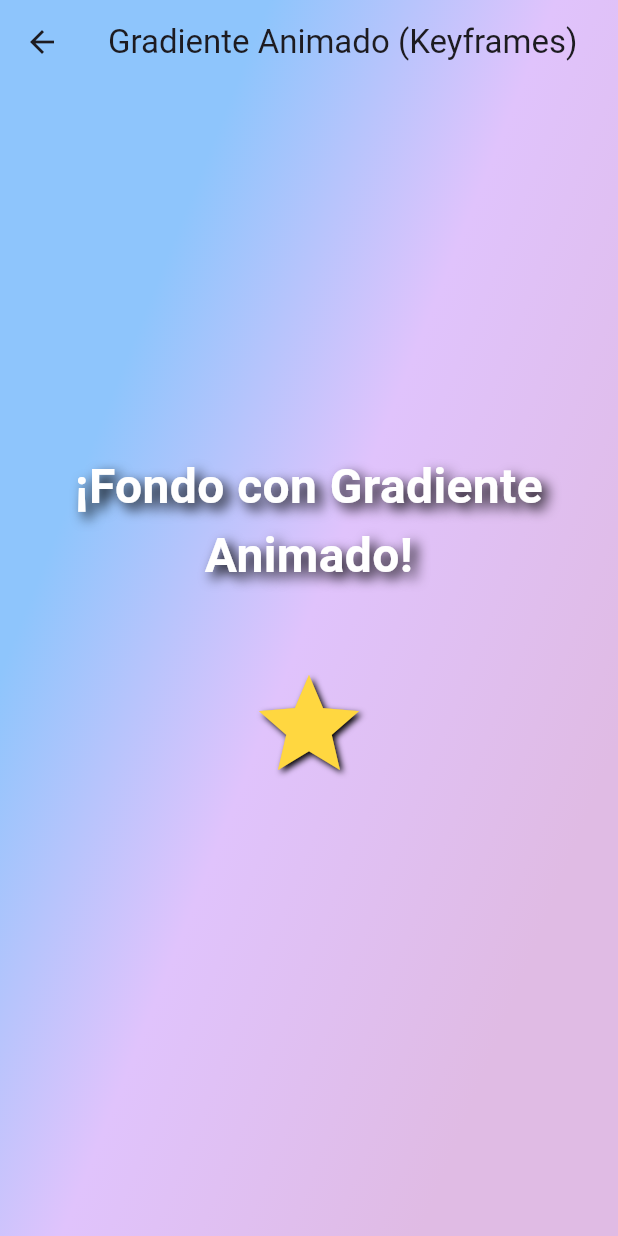
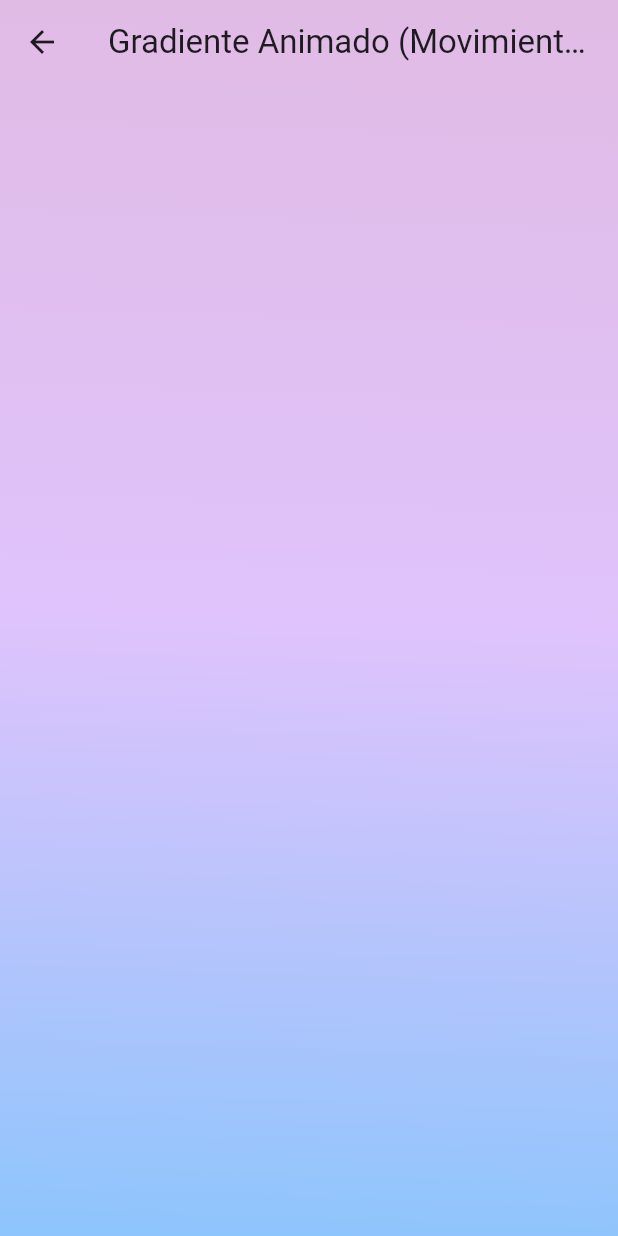
Before and after one commit to 66RAPTOR/multimedia01, a Flutter app: the ImageLoadingScreen07 screen opened directly, on a phone screen of 412 x 824 dp. Run offline on Flutter 3.47's test engine with Material 3 defaults, Android fonts, the phone set to English and light mode, and no system bars; our stand-ins replace flutter_svg.

Commit message:
Modificar archivo image_loading_screen_07

```diff
--- a/lib/screen/ExampleImages/image_loading_screen_07.dart
+++ b/lib/screen/ExampleImages/image_loading_screen_07.dart
@@ -1,7 +1,6 @@
 import 'package:flutter/material.dart';
 
-// 🚀 Pantalla con Gradiente Animado (Keyframe-like)
-// Usamos StatefulWidget porque el estado del gradiente (su posición) cambiará con el tiempo.
+// 🚀 Pantalla con Gradiente Animado (Movimiento Constante)
 class ImageLoadingScreen07 extends StatefulWidget {
   const ImageLoadingScreen07({super.key});
 
@@ -10,27 +9,26 @@ class ImageLoadingScreen07 extends StatefulWidget {
 }
 
 class _ImageLoadingScreen07State extends State<ImageLoadingScreen07> with SingleTickerProviderStateMixin {
-  // <-- Mixin necesario para AnimationController
-
-  late AnimationController _animationController; // Controla la animación
-  late Animation<Alignment> _topAlignmentAnimation; // Anima el punto 'begin'
-  late Animation<Alignment> _bottomAlignmentAnimation; // Anima el punto 'end'
+  // 1. Declaración de Componentes
+  late AnimationController _animationController; // Controla la duración y repetición.
+  late Animation<Alignment> _topAlignmentAnimation; // Anima el punto 'begin'.
+  late Animation<Alignment> _bottomAlignmentAnimation; // Anima el punto 'end'.
 
   @override
   void initState() {
     super.initState();
 
-    // Inicializamos el AnimationController.
-    // duration: Duración de una repetición de la animación.
-    // vsync: 'this' es el SingleTickerProviderStateMixin que le dice a Flutter
-    //        que este widget es el "ticker" para la animación.
+    // 2. Inicialización del Motor (AnimationController)
+    // MODIFICACIÓN CLAVE 1: Duración aumentada a 8 segundos.
+    // Una duración más larga asegura que el movimiento sea percibido como lento y continuo.
     _animationController = AnimationController(
-      duration: const Duration(seconds: 1), // La animación tardará 4 segundos
+      duration: const Duration(seconds: 3), // Antes era 1 segundo, lo que causaba el efecto "nervioso".
       vsync: this,
     );
 
-    // Definimos el Tween para la animación del 'begin' del gradiente.
-    // Irá de la esquina superior izquierda a la inferior izquierda.
+    // 3. Definición del Camino (TweenSequence)
+    // Esta secuencia define la ruta del gradiente (esquina a esquina).
+    // El 'weight: 1' en cada segmento asegura que cada paso tome exactamente el mismo tiempo.
     _topAlignmentAnimation = TweenSequence<Alignment>([
       TweenSequenceItem<Alignment>(
         tween: Tween<Alignment>(begin: Alignment.topLeft, end: Alignment.topRight),
@@ -50,8 +48,7 @@ class _ImageLoadingScreen07State extends State<ImageLoadingScreen07> with Single
       ),
     ]).animate(_animationController);
 
-    // Definimos el Tween para la animación del 'end' del gradiente.
-    // Irá de la esquina inferior derecha a la superior derecha.
+    // Definimos el Tween para el punto 'end' (simétrico al 'begin').
     _bottomAlignmentAnimation = TweenSequence<Alignment>([
       TweenSequenceItem<Alignment>(
         tween: Tween<Alignment>(begin: Alignment.bottomRight, end: Alignment.bottomLeft),
@@ -71,18 +68,20 @@ class _ImageLoadingScreen07State extends State<ImageLoadingScreen07> with Single
       ),
     ]).animate(_animationController);
 
-    // Escucha los cambios de la animación y redibuja la pantalla con setState.
+    // 4. Mecanismo de Redibujado
+    // Este addListener obliga a Flutter a ejecutar el build() en cada "frame" de la animación.
     _animationController.addListener(() {
       setState(() {});
     });
 
-    // Inicia la animación y la repite indefinidamente.
+    // 5. Arranque y Repetición
+    // .repeat() garantiza el giro infinito sin pausas.
     _animationController.repeat();
   }
 
   @override
   void dispose() {
-    // Es crucial liberar los recursos del AnimationController cuando el widget ya no está en uso.
+    // Liberar recursos para evitar fugas de memoria.
     _animationController.dispose();
     super.dispose();
   }
@@ -91,14 +90,14 @@ class _ImageLoadingScreen07State extends State<ImageLoadingScreen07> with Single
   Widget build(BuildContext context) {
     return Scaffold(
       extendBodyBehindAppBar: true,
-      appBar: AppBar(title: const Text('Gradiente Animado (Keyframes)'), backgroundColor: Colors.transparent, elevation: 0),
+      appBar: AppBar(title: const Text('Gradiente Animado (Movimiento Constante)'), backgroundColor: Colors.transparent, elevation: 0),
       body: Container(
         width: double.infinity,
         height: double.infinity,
-        // 💡 BoxDecoration usando los valores animdos para el gradiente.
+        // 💡 Aplicación del Gradiente Animado en el build()
         decoration: BoxDecoration(
           gradient: LinearGradient(
-            // Aquí usamos los valores de Alignment que provienen de las animaciones.
+            // El 'begin' y 'end' ahora toman el valor actual de la animación (movimiento continuo).
             begin: _topAlignmentAnimation.value,
             end: _bottomAlignmentAnimation.value,
             colors: const [
@@ -106,13 +105,13 @@ class _ImageLoadingScreen07State extends State<ImageLoadingScreen07> with Single
               Color(0xFFE0C3FC), // Un morado claro
               Color(0xFFE0BBE4), // Un tono rosado
             ],
-            stops: const [0.1, 0.5, 1.0],
           ),
         ),
         child: Center(
           child: Column(
             mainAxisAlignment: MainAxisAlignment.center,
-            children: <Widget>[
+
+            /* children: <Widget>[
               const Text(
                 '¡Fondo con Gradiente Animado!',
                 textAlign: TextAlign.center,
@@ -123,14 +122,8 @@ class _ImageLoadingScreen07State extends State<ImageLoadingScreen07> with Single
                   shadows: [Shadow(blurRadius: 10.0, color: Colors.black, offset: Offset(4.0, 4.0))],
                 ),
               ),
-              const SizedBox(height: 50),
-              const Icon(
-                Icons.star,
-                size: 80,
-                color: Colors.amberAccent,
-                shadows: [Shadow(blurRadius: 5.0, color: Colors.black, offset: Offset(2.0, 2.0))],
-              ),
             ],
+*/
           ),
         ),
       ),
```
